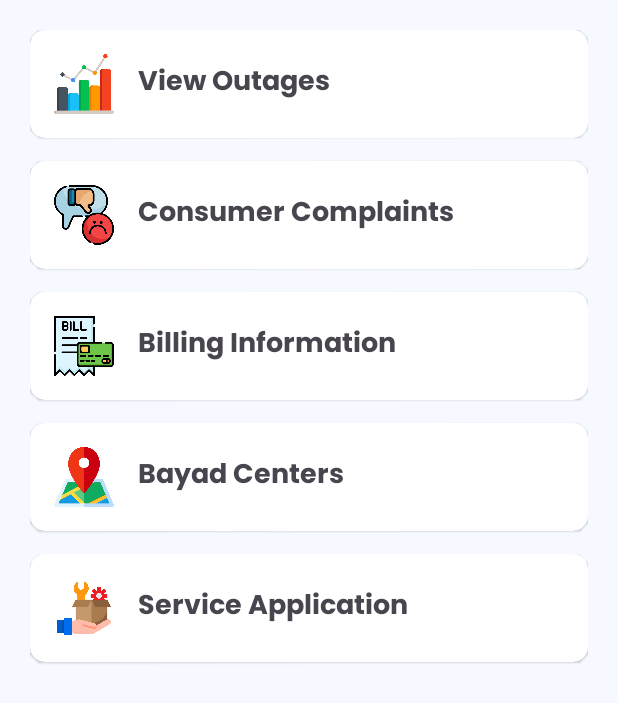
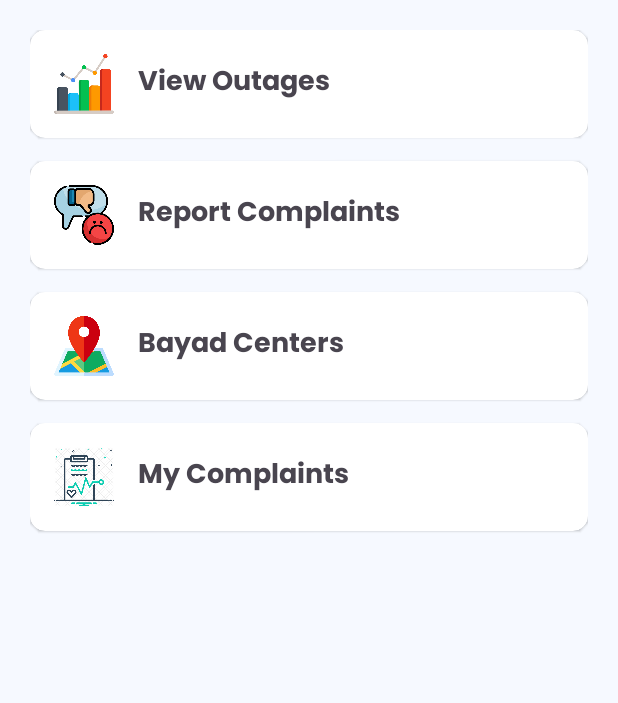
Before and after one commit to jayaustin1122/Canoreco-App, an Android app: the fragment ServicesUserFragment shown on its own in the app's theme, on a phone screen of 412 x 824 dp. Shown: the top 703 px of the screen. Run offline under Robolectric (Android 15) with nearby library versions, the phone set to English and light mode, and no system bars; our stand-ins replace Firebase (no records; nobody signed in at launch, a user with empty details on screens opened directly); 3 statements that could not run were skipped.

Commit message:
Users Complaints Report And Read Lists and Set Status

```diff
--- a/app/src/main/java/com/example/canorecoapp/adapter/ListOfOutagesAdapter.kt
+++ b/app/src/main/java/com/example/canorecoapp/adapter/ListOfOutagesAdapter.kt
@@ -20,7 +20,7 @@ import org.json.JSONException
 import org.json.JSONObject
 import java.io.IOException
 
-class ListOfOutagesAdapter(
+class   ListOfOutagesAdapter(
     private val context: Context,
     private val navController: NavController,
     private var selectedLocations: List<String>
--- a/app/src/main/java/com/example/canorecoapp/views/user/complaints/ReportFragment.kt
+++ b/app/src/main/java/com/example/canorecoapp/views/user/complaints/ReportFragment.kt
@@ -110,13 +110,13 @@ class ReportFragment : Fragment() {
             "concernDescription" to concernDiscriptionText,
             "image" to imageUrl,
             "timestamp" to timestamp,
-            "status" to "Pending"
+            "status" to "Sent"
 
 
         )
         val firestore = FirebaseFirestore.getInstance()
         try {
-            firestore.collection("consumer_complaints")
+            firestore.collection("users/$uid/my_complaints")
                 .document(timestamp.toString())
                 .set(report)
                 .addOnCompleteListener { task ->
--- a/app/src/main/java/com/example/canorecoapp/views/user/service/ServicesUserFragment.kt
+++ b/app/src/main/java/com/example/canorecoapp/views/user/service/ServicesUserFragment.kt
@@ -47,6 +47,11 @@ class ServicesUserFragment : Fragment() {
                 navigate(R.id.bayadCentersFragment)
             }
         }
+        binding.track.setOnClickListener {
+            findNavController().apply {
+                navigate(R.id.listOfMyComplaintsFragment)
+            }
+        }
     }
 
 }
--- a/app/src/main/res/layout/fragment_services_user.xml
+++ b/app/src/main/res/layout/fragment_services_user.xml
@@ -79,7 +79,7 @@
                     android:layout_gravity="center_vertical"
                     android:layout_marginStart="16dp"
                     android:fontFamily="@font/bold"
-                    android:text="Consumer Complaints"
+                    android:text="Report Complaints"
                     android:textSize="18sp" />
 
             </LinearLayout>
@@ -91,6 +91,7 @@
             android:layout_width="match_parent"
             android:layout_height="wrap_content"
             android:layout_marginBottom="15dp"
+            android:visibility="gone"
             app:cardCornerRadius="10dp"
             app:cardElevation="1dp">
 
@@ -158,6 +159,7 @@
             android:layout_height="wrap_content"
             android:layout_marginBottom="15dp"
             app:cardCornerRadius="10dp"
+            android:visibility="gone"
             app:cardElevation="1dp">
 
             <LinearLayout
@@ -186,6 +188,39 @@
 
         </androidx.cardview.widget.CardView>
 
+        <androidx.cardview.widget.CardView
+            android:id="@+id/track"
+            android:layout_width="match_parent"
+            android:layout_height="wrap_content"
+            android:layout_marginBottom="15dp"
+            app:cardCornerRadius="10dp"
+            app:cardElevation="1dp">
+
+            <LinearLayout
+                android:layout_width="match_parent"
+                android:layout_height="match_parent"
+                android:orientation="horizontal"
+                android:padding="16dp">
+
+                <ImageView
+                    android:id="@+id/imageView2ee"
+                    android:layout_width="40dp"
+                    android:layout_height="40dp"
+                    android:src="@drawable/status" />
+
+                <TextView
+                    android:id="@+id/trackComplaints"
+                    android:layout_width="match_parent"
+                    android:layout_height="wrap_content"
+                    android:layout_gravity="center_vertical"
+                    android:layout_marginStart="16dp"
+                    android:fontFamily="@font/bold"
+                    android:text="My Complaints"
+                    android:textSize="18sp" />
+
+            </LinearLayout>
+
+        </androidx.cardview.widget.CardView>
     </LinearLayout>
 
 </androidx.constraintlayout.widget.ConstraintLayout>
--- a/app/src/main/res/navigation/navgation.xml
+++ b/app/src/main/res/navigation/navgation.xml
@@ -120,4 +120,8 @@
         android:name="com.example.canorecoapp.views.user.outages.ListOfFutureAndCurrentOutagesFragment"
         android:label="fragment_list_of_future_and_current_outages"
         tools:layout="@layout/fragment_list_of_future_and_current_outages" />
+    <fragment
+        android:id="@+id/listOfMyComplaintsFragment"
+        android:name="com.example.canorecoapp.views.user.complaints.ListOfMyComplaintsFragment"
+        android:label="ListOfMyComplaintsFragment" />
 </navigation>
```
Also changed, not shown: app/src/main/java/com/example/canorecoapp/adapter/ListOfComplaintsAdapter.kt (added, +95 -0 lines), app/src/main/java/com/example/canorecoapp/views/user/complaints/ListOfMyComplaintsFragment.kt (added, +112 -0 lines), app/src/main/java/com/example/canorecoapp/views/user/service/ServicesFragment.kt (+9 -2 lines), app/src/main/res/layout/fragment_list_of_my_complaints.xml (added, +86 -0 lines), app/src/main/res/layout/item_complaints.xml (added, +44 -0 lines), app/src/main/res/drawable/status.png (added).
